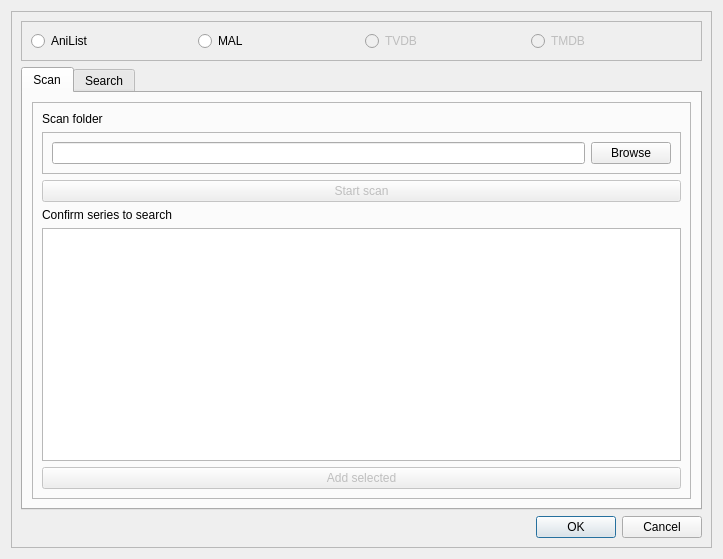
Old version of the form ui/add_series.ui in the repository RealMihp/nekodesk.
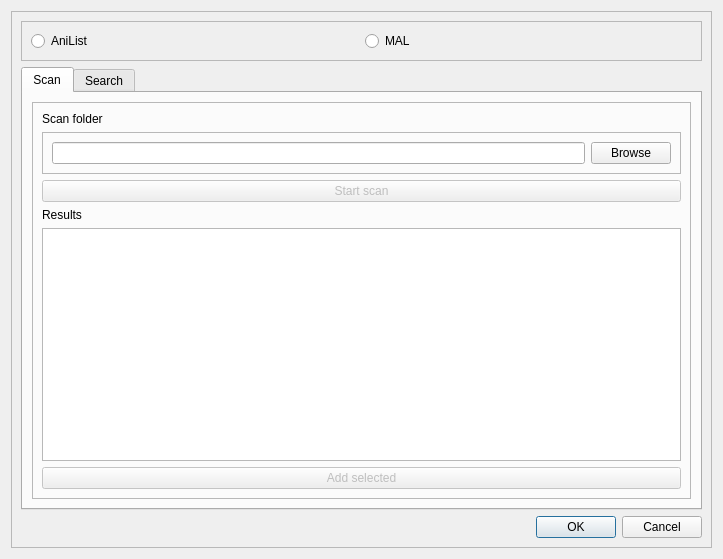
New version of the form. The open tabs and pages were chosen to show the change.

```diff
--- a/ui/add_series.ui
+++ b/ui/add_series.ui
@@ -52,26 +52,6 @@
            </property>
           </widget>
          </item>
-         <item>
-          <widget class="QRadioButton" name="TVDB_radioButton">
-           <property name="enabled">
-            <bool>false</bool>
-           </property>
-           <property name="text">
-            <string>TVDB</string>
-           </property>
-          </widget>
-         </item>
-         <item>
-          <widget class="QRadioButton" name="TMDB_radioButton">
-           <property name="enabled">
-            <bool>false</bool>
-           </property>
-           <property name="text">
-            <string>TMDB</string>
-           </property>
-          </widget>
-         </item>
         </layout>
        </widget>
       </item>
@@ -139,7 +119,7 @@
              <item>
               <widget class="QLabel" name="confirm_series_label">
                <property name="text">
-                <string>Confirm series to search</string>
+                <string>Results</string>
                </property>
               </widget>
              </item>
```
Left out of the diff: 2 changed lines with no effect on the pictures.
